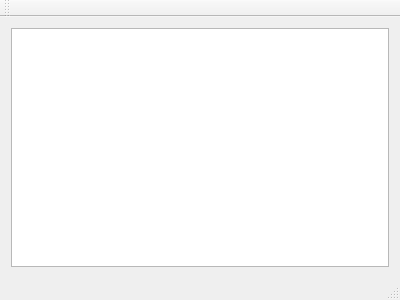
Old version of the form image.ui in the repository brettalcox/ImageViewer.
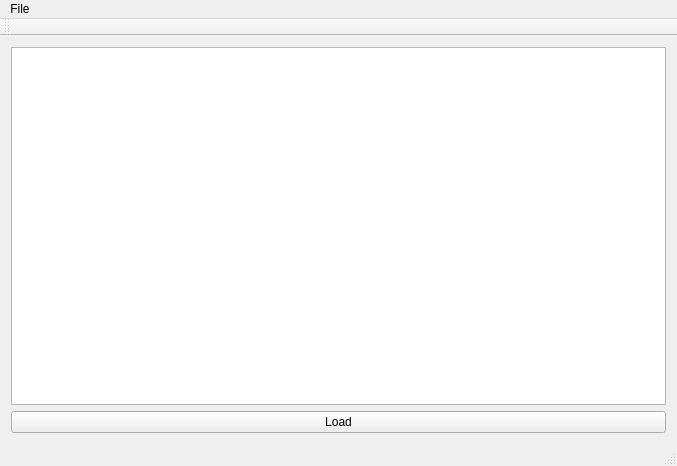
New version of the form.

Commit message: can now zoom in out with mouse wheel and close images

```diff
--- a/image.ui
+++ b/image.ui
@@ -6,8 +6,8 @@
    <rect>
     <x>0</x>
     <y>0</y>
-    <width>400</width>
-    <height>300</height>
+    <width>677</width>
+    <height>466</height>
    </rect>
   </property>
   <property name="windowTitle">
@@ -16,7 +16,32 @@
   <widget class="QWidget" name="centralWidget">
    <layout class="QGridLayout" name="gridLayout">
     <item row="0" column="0">
-     <widget class="QGraphicsView" name="graphicsView"/>
+     <widget class="QGraphicsView" name="graphicsView">
+      <property name="sizeAdjustPolicy">
+       <enum>QAbstractScrollArea::AdjustToContentsOnFirstShow</enum>
+      </property>
+      <property name="sceneRect">
+       <rectf>
+        <x>0.000000000000000</x>
+        <y>0.000000000000000</y>
+        <width>0.000000000000000</width>
+        <height>0.000000000000000</height>
+       </rectf>
+      </property>
+      <property name="dragMode">
+       <enum>QGraphicsView::ScrollHandDrag</enum>
+      </property>
+      <property name="transformationAnchor">
+       <enum>QGraphicsView::AnchorViewCenter</enum>
+      </property>
+     </widget>
+    </item>
+    <item row="1" column="0">
+     <widget class="QPushButton" name="pushButton">
+      <property name="text">
+       <string>Load</string>
+      </property>
+     </widget>
     </item>
    </layout>
   </widget>
@@ -25,10 +50,18 @@
     <rect>
      <x>0</x>
      <y>0</y>
-     <width>400</width>
+     <width>677</width>
      <height>19</height>
     </rect>
    </property>
+   <widget class="QMenu" name="menuFile">
+    <property name="title">
+     <string>File</string>
+    </property>
+    <addaction name="actionOpen_Image"/>
+    <addaction name="actionClose_Image"/>
+   </widget>
+   <addaction name="menuFile"/>
   </widget>
   <widget class="QToolBar" name="mainToolBar">
    <attribute name="toolBarArea">
```
Left out of the diff: 10 changed lines with no effect on the pictures. The commit also changes 7 other files.
